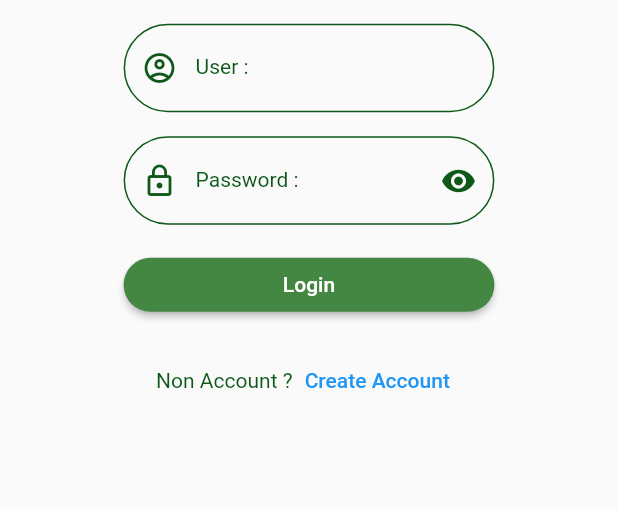
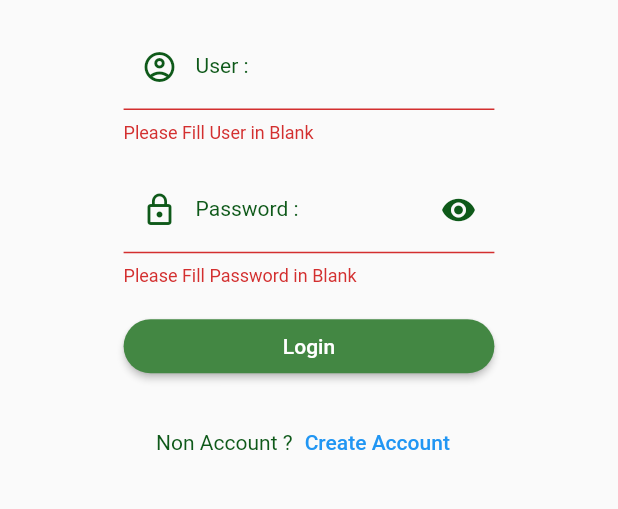
Before and after one commit to klongchan/newshoppingmall, a Flutter app: the Authen screen opened by its route, after a tap on "Login", on a phone screen of 412 x 824 dp, the part 413-922 px from its top. Run offline on Flutter 3.47's test engine with Material 2 defaults, Android fonts, the light colour scheme and no system bars; our stand-ins replace dio, geolocator, google_maps_flutter, image_picker; missing offline and left inert: dart:ffi.

Commit message:
update25082023

```diff
--- /dev/null
+++ b/lib/models/user_model.dart
@@ -0,0 +1,125 @@
+import 'dart:convert';
+
+class UserModel {
+  final String id;
+  final String name;
+  final String type;
+  final String address;
+  final String phone;
+  final String user;
+  final String password;
+  final String avatar;
+  final String lat;
+  final String lng;
+  UserModel({
+    required this.id,
+    required this.name,
+    required this.type,
+    required this.address,
+    required this.phone,
+    required this.user,
+    required this.password,
+    required this.avatar,
+    required this.lat,
+    required this.lng,
+  });
+
+  UserModel copyWith({
+    String? id,
+    String? name,
+    String? type,
+    String? address,
+    String? phone,
+    String? user,
+    String? password,
+    String? avatar,
+    String? lat,
+    String? lng,
+  }) {
+    return UserModel(
+      id: id ?? this.id,
+      name: name ?? this.name,
+      type: type ?? this.type,
+      address: address ?? this.address,
+      phone: phone ?? this.phone,
+      user: user ?? this.user,
+      password: password ?? this.password,
+      avatar: avatar ?? this.avatar,
+      lat: lat ?? this.lat,
+      lng: lng ?? this.lng,
+    );
+  }
+
+  Map<String, dynamic> toMap() {
+    final result = <String, dynamic>{};
+
+    result.addAll({'id': id});
+    result.addAll({'name': name});
+    result.addAll({'type': type});
+    result.addAll({'address': address});
+    result.addAll({'phone': phone});
+    result.addAll({'user': user});
+    result.addAll({'password': password});
+    result.addAll({'avatar': avatar});
+    result.addAll({'lat': lat});
+    result.addAll({'lng': lng});
+
+    return result;
+  }
+
+  factory UserModel.fromMap(Map<String, dynamic> map) {
+    return UserModel(
+      id: map['id'] ?? '',
+      name: map['name'] ?? '',
+      type: map['type'] ?? '',
+      address: map['address'] ?? '',
+      phone: map['phone'] ?? '',
+      user: map['user'] ?? '',
+      password: map['password'] ?? '',
+      avatar: map['avatar'] ?? '',
+      lat: map['lat'] ?? '',
+      lng: map['lng'] ?? '',
+    );
+  }
+
+  String toJson() => json.encode(toMap());
+
+  factory UserModel.fromJson(String source) =>
+      UserModel.fromMap(json.decode(source));
+
+  @override
+  String toString() {
+    return 'UserModel(id: $id, name: $name, type: $type, address: $address, phone: $phone, user: $user, password: $password, avatar: $avatar, lat: $lat, lng: $lng)';
+  }
+
+  @override
+  bool operator ==(Object other) {
+    if (identical(this, other)) return true;
+
+    return other is UserModel &&
+        other.id == id &&
+        other.name == name &&
+        other.type == type &&
+        other.address == address &&
+        other.phone == phone &&
+        other.user == user &&
+        other.password == password &&
+        other.avatar == avatar &&
+        other.lat == lat &&
+        other.lng == lng;
+  }
+
+  @override
+  int get hashCode {
+    return id.hashCode ^
+        name.hashCode ^
+        type.hashCode ^
+        address.hashCode ^
+        phone.hashCode ^
+        user.hashCode ^
+        password.hashCode ^
+        avatar.hashCode ^
+        lat.hashCode ^
+        lng.hashCode;
+  }
+}
--- a/lib/states/authen.dart
+++ b/lib/states/authen.dart
@@ -1,5 +1,10 @@
+import 'dart:convert';
+
+import 'package:dio/dio.dart';
 import 'package:flutter/material.dart';
+import 'package:shoppingmall/models/user_model.dart';
 import 'package:shoppingmall/utility/my_constant.dart';
+import 'package:shoppingmall/utility/my_dialog.dart';
 import 'package:shoppingmall/widgets/show_image.dart';
 import 'package:shoppingmall/widgets/show_title.dart';
 
@@ -12,6 +17,9 @@
 
 class _AuthenState extends State<Authen> {
   bool statusRedEye = true;
+  final formKey = GlobalKey<FormState>();
+  TextEditingController userController = TextEditingController();
+  TextEditingController passwordController = TextEditingController();
 
   @override
   Widget build(BuildContext context) {
@@ -21,6 +29,8 @@
         child: GestureDetector(
           onTap: () => FocusScope.of(context).requestFocus(FocusNode()),
           behavior: HitTestBehavior.opaque,
+          child: Form(
+            key: formKey,
             child: ListView(
               children: [
                 buildImage(size),
@@ -30,6 +40,7 @@
                 BuildLogin(size),
                 buildCreateAccount(),
               ],
+            ),
           ),
         ),
       ),
@@ -45,7 +56,8 @@
           textStyle: MyConstant().h3Style(),
         ),
         TextButton(
-                  onPressed: ()=>Navigator.pushNamed(context, MyConstant.routeCreateAccount),
+          onPressed: () =>
+              Navigator.pushNamed(context, MyConstant.routeCreateAccount),
           child: Text('Create Account'),
         ),
       ],
@@ -61,12 +73,60 @@
           width: size * 0.6,
           child: ElevatedButton(
             style: MyConstant().myButtonStyle(),
-            onPressed: () {},
+            onPressed: () {
+              if (formKey.currentState!.validate()) {
+                String user = userController.text;
+                String password = passwordController.text;
+                print('## user = $user, password = $password');
+                checkAuthen(user: user, password: password);
+              }
+            },
             child: Text('Login'),
           ),
         ),
       ],
     );
+  }
+
+  Future<Null> checkAuthen({String? user, String? password}) async {
+    String apiCheckAuthen =
+        '${MyConstant.domain}/shoppingmall/getUserWhereUser.php?isAdd=true&user=$user';
+    await Dio().get(apiCheckAuthen).then((value) {
+      print('## value for api ==>> $value ');
+      if (value.toString() == 'null') {
+        Mydialog()
+            .normalDialog(context, 'User False !!!', 'No $user in my Database');
+      } else {
+        for (var item in json.decode(value.data)) {
+          UserModel model = UserModel.fromMap(item);
+          if (password == model.password) {
+            // Success Authen
+            String type = model.type;
+            print('## Authen Success in Type ==>> $type');
+            switch (type) {
+              case 'buyer':
+                Navigator.pushNamedAndRemoveUntil(
+                    context, MyConstant.routeBuyerService, (route) => false);
+                break;
+              case 'seller':
+                Navigator.pushNamedAndRemoveUntil(
+                    context, MyConstant.routeSalerService, (route) => false);
+                break;
+              case 'rider':
+                Navigator.pushNamedAndRemoveUntil(
+                    context, MyConstant.routeRiderservice, (route) => false);
+                break;
+
+              default:
+            }
+          } else {
+            // Authen False
+            Mydialog().normalDialog(context, 'Password False !!!',
+                'Password False Please Try Again');
+          }
+        }
+      }
+    });
   }
 
   Row buildUser(double size) {
@@ -77,6 +137,14 @@
           margin: EdgeInsets.only(top: 16),
           width: size * 0.6,
           child: TextFormField(
+            controller: userController,
+            validator: (value) {
+              if (value!.isEmpty) {
+                return 'Please Fill User in Blank';
+              } else {
+                return null;
+              }
+            },
             decoration: InputDecoration(
               labelStyle: MyConstant().h3Style(),
               labelText: 'User :',
@@ -107,6 +175,14 @@
           margin: EdgeInsets.only(top: 16),
           width: size * 0.6,
           child: TextFormField(
+            controller: passwordController,
+            validator: (value) {
+              if (value!.isEmpty) {
+                return 'Please Fill Password in Blank';
+              } else {
+                return null;
+              }
+            },
             obscureText: statusRedEye,
             decoration: InputDecoration(
               suffixIcon: IconButton(
--- a/lib/states/buyer_service.dart
+++ b/lib/states/buyer_service.dart
@@ -11,7 +11,9 @@
   @override
   Widget build(BuildContext context) {
     return Scaffold(
-
+      appBar: AppBar(
+        title: Text('Buyer'),
+      ),
     );
   }
 }
--- a/lib/states/rider_service.dart
+++ b/lib/states/rider_service.dart
@@ -11,7 +11,9 @@
   @override
   Widget build(BuildContext context) {
     return Scaffold(
-
+      appBar: AppBar(
+        title: Text('Rider'),
+      ),
     );
   }
 }
--- a/lib/states/saler_service.dart
+++ b/lib/states/saler_service.dart
@@ -11,7 +11,9 @@
   @override
   Widget build(BuildContext context) {
     return Scaffold(
-
+      appBar: AppBar(
+        title: Text('Seller'),
+      ),
     );
   }
 }
--- a/lib/utility/my_constant.dart
+++ b/lib/utility/my_constant.dart
@@ -3,7 +3,7 @@
 class MyConstant {
   // Genernal
   static String appName = 'Shopping Mall';
-  static String domain = 'https://bf52-2001-fb1-48-cb17-70d1-e977-53cd-55c3.ngrok-free.app';
+  static String domain = 'https://0a40-2001-fb1-48-cb17-35df-2d26-f47c-2eeb.ngrok-free.app';
 
   // Route
   static String routeAuthen = '/authen';
```
Lines whose indentation alone changed are shown as unchanged.
